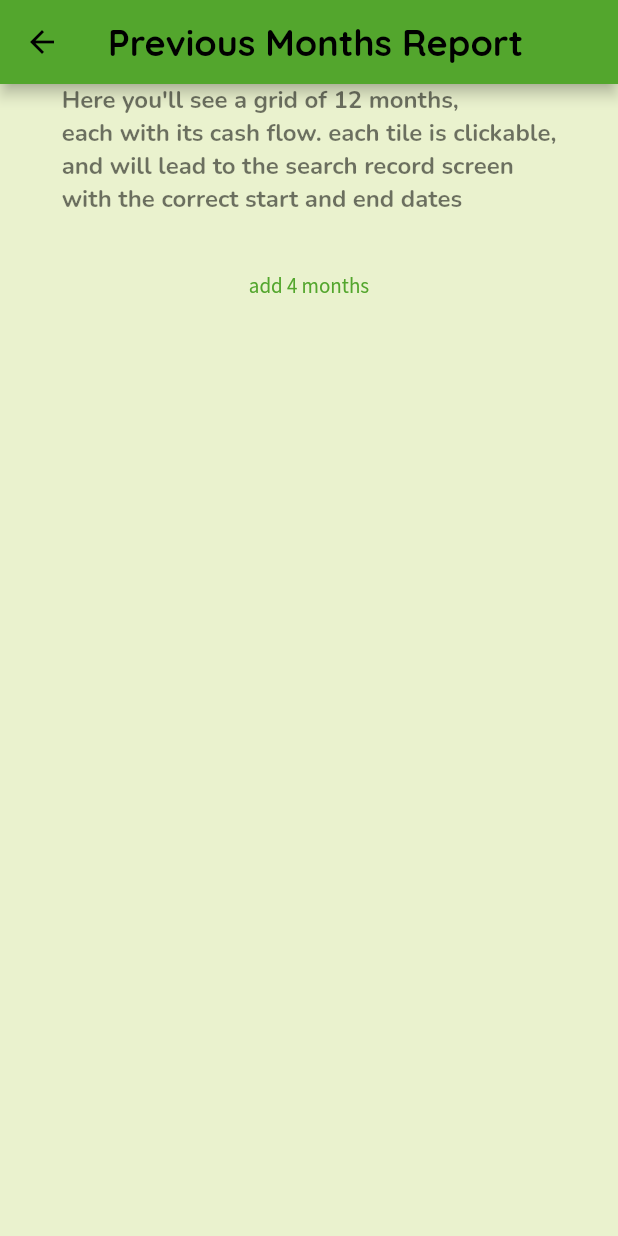
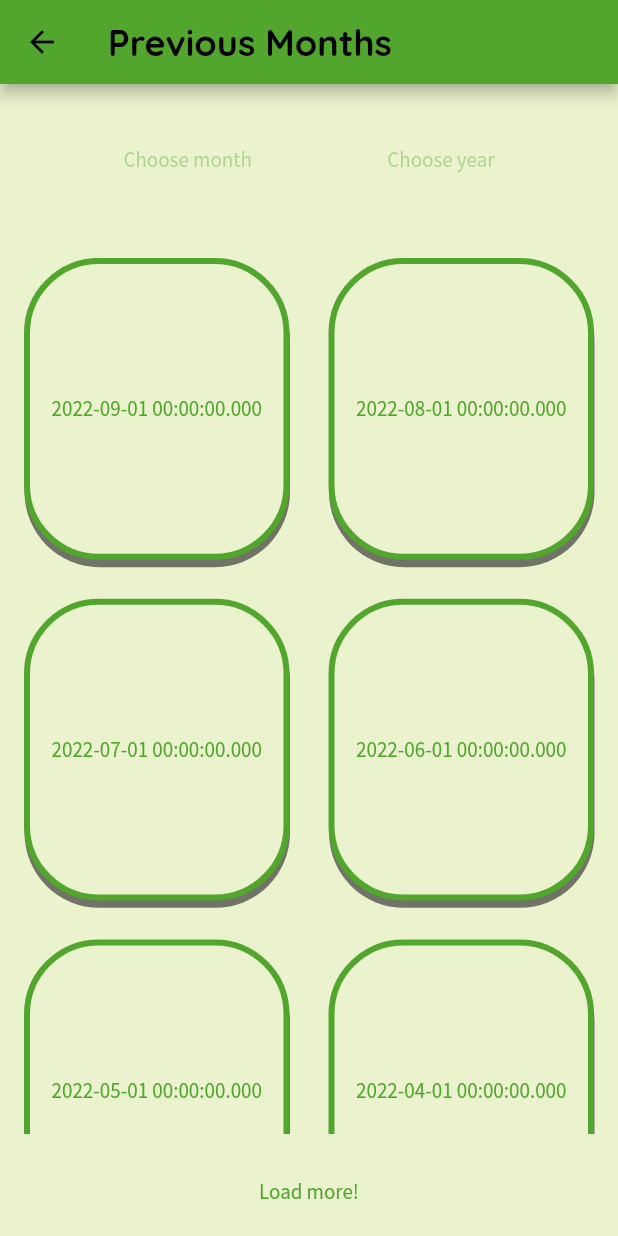
Before and after one commit to MishelV/Cash-Flow-app, a Flutter app: the MonthlyReportScreen screen opened by its route, on a phone screen of 412 x 824 dp. Run offline on Flutter 3.47's test engine with Material 2 defaults, Android fonts, the phone set to English and light mode, and no system bars; our stand-ins replace date_time_picker, hive, hive_flutter, percent_indicator; accounts and stored records are empty.

Commit message:
Generate months grid for monthly summary screen. #21
Tied up the view model with the the grid and card generation.
Still need to make the buttons and cards pretty, and add the logic for
navigation with "choose month/year".

```diff
--- a/lib/models/month_report_card.dart
+++ b/lib/models/month_report_card.dart
@@ -1,7 +1,7 @@
 import 'cash_flow_summary.dart';
 
-class MonthReportCard {
+class MonthReportModel {
   DateTime date;
   CashFlowSummary summary;
-  MonthReportCard(this.date, this.summary);
+  MonthReportModel(this.date, this.summary);
 }
--- a/lib/providers/record_provider.dart
+++ b/lib/providers/record_provider.dart
@@ -155,7 +155,7 @@ class RecordProvider with ChangeNotifier {
 
   /// Returns a list of month report cards, ordered from earliest month to oldest.
   /// The "from" date's month won't be included in the list!
-  List<MonthReportCard> getMonthReportList(
+  List<MonthReportModel> getMonthReportList(
       {required DateTime from, required int numberOfMonths}) {
     int fromMonth = from.month - 1;
     int fromYear = from.year;
@@ -165,7 +165,7 @@ class RecordProvider with ChangeNotifier {
       fromYear -= 1;
     }
 
-    List<MonthReportCard> list = [];
+    List<MonthReportModel> list = [];
     int currentMonth = 0;
     while (currentMonth < numberOfMonths) {
       int month = fromMonth - currentMonth;
@@ -176,7 +176,7 @@ class RecordProvider with ChangeNotifier {
       }
       DateTime monthReportDate = DateTime(year, month);
       list.add(
-          MonthReportCard(monthReportDate, getMonthSummary(monthReportDate)));
+          MonthReportModel(monthReportDate, getMonthSummary(monthReportDate)));
 
       currentMonth += 1;
     }
--- a/lib/screens/monthly_report_screen.dart
+++ b/lib/screens/monthly_report_screen.dart
@@ -1,9 +1,12 @@
 import 'package:cash_flow_app/models/cash_flow_summary.dart';
+import 'package:cash_flow_app/widgets/button_wrapper.dart';
 import 'package:flutter/material.dart';
 import 'package:provider/provider.dart';
 
 import '../models/month_report_card.dart';
+import '../models/search_type.dart';
 import '../providers/record_provider.dart';
+import 'search_record_screen.dart';
 
 class MonthlyReportScreen extends StatefulWidget {
   const MonthlyReportScreen({Key? key}) : super(key: key);
@@ -15,7 +18,7 @@ class MonthlyReportScreen extends StatefulWidget {
 }
 
 class _MonthlyReportScreenState extends State<MonthlyReportScreen> {
-  List<MonthReportCard> orderedMonthReportCards = [];
+  List<MonthReportModel> orderedMonthReportCards = [];
   var _isInit = true;
 
   @override
@@ -40,28 +43,75 @@ class _MonthlyReportScreenState extends State<MonthlyReportScreen> {
 
   @override
   Widget build(BuildContext context) {
-    print("AAAA Rebuilding!");
     return Scaffold(
         appBar: AppBar(
           title: const Text(
-            "Previous Months Report",
+            "Previous Months",
           ),
         ),
         body: Column(
           children: [
-            Center(
-              child: Text(
-                """
-Here you'll see a grid of 12 months,
-each with its cash flow. each tile is clickable,
-and will lead to the search record screen
-with the correct start and end dates
-                  """,
-                style: Theme.of(context).textTheme.headline3,
+            SizedBox(
+              height: 100,
+              child: Row(
+                mainAxisAlignment: MainAxisAlignment.spaceEvenly,
+                children: [
+                  TextButton(onPressed: null, child: Text("Choose month")),
+                  TextButton(onPressed: null, child: Text("Choose year"))
+                ],
               ),
             ),
-            TextButton(onPressed: add4Months, child: Text("add 4 months"))
+            Expanded(
+              child: Padding(
+                padding: const EdgeInsets.all(8.0),
+                child: GridView.builder(
+                    gridDelegate:
+                        const SliverGridDelegateWithMaxCrossAxisExtent(
+                      maxCrossAxisExtent: 200,
+                      childAspectRatio: 8 / 9,
+                      crossAxisSpacing: 10,
+                      mainAxisSpacing: 10,
+                    ),
+                    itemCount: orderedMonthReportCards.length,
+                    itemBuilder: (BuildContext ctx, index) {
+                      return MonthReportCard(
+                          report: orderedMonthReportCards[index]);
+                    }),
+              ),
+            ),
+            SizedBox(
+                height: 60,
+                child: TextButton(
+                    onPressed: add4Months, child: Text("Load more!")))
           ],
         ));
   }
 }
+
+class MonthReportCard extends StatelessWidget {
+  MonthReportModel report;
+
+  MonthReportCard({Key? key, required this.report}) : super(key: key);
+
+  @override
+  Widget build(BuildContext context) {
+    return Padding(
+      padding: const EdgeInsets.all(8.0),
+      child: ButtonWrapper(
+        inverse: report.summary.cashFlow < 0,
+        child: TextButton(
+          onPressed: () {
+            Navigator.of(context).pushNamed(
+              SearchRecordScreen.routeName,
+              arguments: [
+                SearchType.monthSummary,
+                report.date,
+              ],
+            );
+          },
+          child: Text(report.date.toString()),
+        ),
+      ),
+    );
+  }
+}
```
